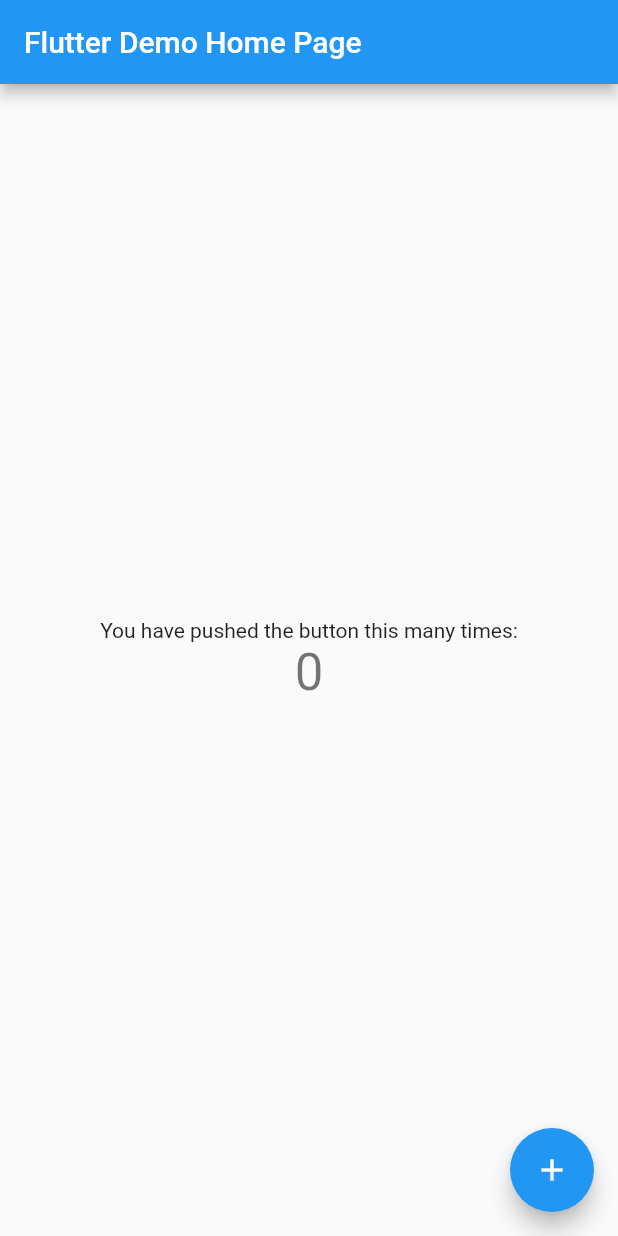
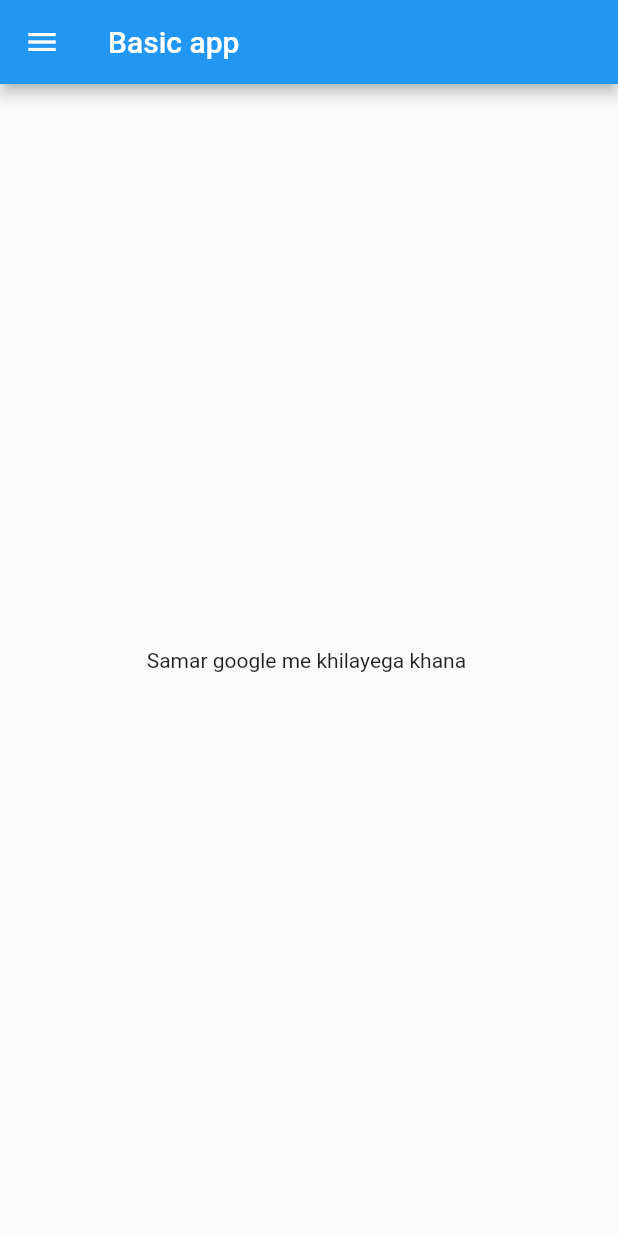
Before and after one commit to arnavkshah15/learning_flutter, a Flutter app: the screen it shows after launch, on a phone screen of 412 x 824 dp. Run offline on Flutter 3.47's test engine with Material 2 defaults, Android fonts, the phone set to English and light mode, and no system bars.

Commit message:
Day 2 completed

```diff
--- /dev/null
+++ b/lib/home_page.dart
@@ -0,0 +1,20 @@
+import 'package:flutter/material.dart';
+
+class HomePage extends StatelessWidget {
+  const HomePage({super.key});
+
+  @override
+  Widget build(BuildContext context) {
+    return Scaffold(
+      appBar: AppBar(
+        title: Text("Basic app"),
+      ),
+      body: Center(
+        child: Container(
+          child: Text("Samar google me khilayega khana "),
+        ),
+      ),
+      drawer: Drawer(),
+    );
+  }
+}
--- a/lib/main.dart
+++ b/lib/main.dart
@@ -1,115 +1,17 @@
 import 'package:flutter/material.dart';
+import 'package:learn_flutter/home_page.dart';
 
 void main() {
-  runApp(const MyApp());
+  runApp(MyApp());
 }
 
 class MyApp extends StatelessWidget {
   const MyApp({super.key});
 
-  // This widget is the root of your application.
   @override
   Widget build(BuildContext context) {
     return MaterialApp(
-      title: 'Flutter Demo',
-      theme: ThemeData(
-        // This is the theme of your application.
-        //
-        // Try running your application with "flutter run". You'll see the
-        // application has a blue toolbar. Then, without quitting the app, try
-        // changing the primarySwatch below to Colors.green and then invoke
-        // "hot reload" (press "r" in the console where you ran "flutter run",
-        // or simply save your changes to "hot reload" in a Flutter IDE).
-        // Notice that the counter didn't reset back to zero; the application
-        // is not restarted.
-        primarySwatch: Colors.blue,
-      ),
-      home: const MyHomePage(title: 'Flutter Demo Home Page'),
+      home: HomePage(),
     );
   }
 }
-
-class MyHomePage extends StatefulWidget {
-  const MyHomePage({super.key, required this.title});
-
-  // This widget is the home page of your application. It is stateful, meaning
-  // that it has a State object (defined below) that contains fields that affect
-  // how it looks.
-
-  // This class is the configuration for the state. It holds the values (in this
-  // case the title) provided by the parent (in this case the App widget) and
-  // used by the build method of the State. Fields in a Widget subclass are
-  // always marked "final".
-
-  final String title;
-
-  @override
-  State<MyHomePage> createState() => _MyHomePageState();
-}
-
-class _MyHomePageState extends State<MyHomePage> {
-  int _counter = 0;
-
-  void _incrementCounter() {
-    setState(() {
-      // This call to setState tells the Flutter framework that something has
-      // changed in this State, which causes it to rerun the build method below
-      // so that the display can reflect the updated values. If we changed
-      // _counter without calling setState(), then the build method would not be
-      // called again, and so nothing would appear to happen.
-      _counter++;
-    });
-  }
-
-  @override
-  Widget build(BuildContext context) {
-    // This method is rerun every time setState is called, for instance as done
-    // by the _incrementCounter method above.
-    //
-    // The Flutter framework has been optimized to make rerunning build methods
-    // fast, so that you can just rebuild anything that needs updating rather
-    // than having to individually change instances of widgets.
-    return Scaffold(
-      appBar: AppBar(
-        // Here we take the value from the MyHomePage object that was created by
-        // the App.build method, and use it to set our appbar title.
-        title: Text(widget.title),
-      ),
-      body: Center(
-        // Center is a layout widget. It takes a single child and positions it
-        // in the middle of the parent.
-        child: Column(
-          // Column is also a layout widget. It takes a list of children and
-          // arranges them vertically. By default, it sizes itself to fit its
-          // children horizontally, and tries to be as tall as its parent.
-          //
-          // Invoke "debug painting" (press "p" in the console, choose the
-          // "Toggle Debug Paint" action from the Flutter Inspector in Android
-          // Studio, or the "Toggle Debug Paint" command in Visual Studio Code)
-          // to see the wireframe for each widget.
-          //
-          // Column has various properties to control how it sizes itself and
-          // how it positions its children. Here we use mainAxisAlignment to
-          // center the children vertically; the main axis here is the vertical
-          // axis because Columns are vertical (the cross axis would be
-          // horizontal).
-          mainAxisAlignment: MainAxisAlignment.center,
-          children: <Widget>[
-            const Text(
-              'You have pushed the button this many times:',
-            ),
-            Text(
-              '$_counter',
-              style: Theme.of(context).textTheme.headlineMedium,
-            ),
-          ],
-        ),
-      ),
-      floatingActionButton: FloatingActionButton(
-        onPressed: _incrementCounter,
-        tooltip: 'Increment',
-        child: const Icon(Icons.add),
-      ), // This trailing comma makes auto-formatting nicer for build methods.
-    );
-  }
-}
```
